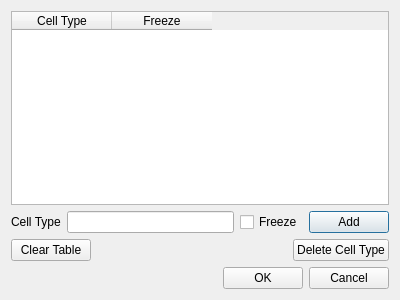
Old version of the form cc3d/twedit5/Plugins/CC3DGUIDesign/ModelTools/CellType/celltypedlg.ui in the repository CompuCell3D/cc3d-twedit5.
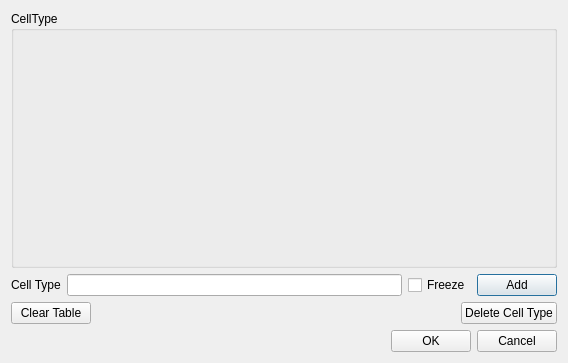
New version of the form.

```diff
--- a/cc3d/twedit5/Plugins/CC3DGUIDesign/ModelTools/CellType/celltypedlg.ui
+++ b/cc3d/twedit5/Plugins/CC3DGUIDesign/ModelTools/CellType/celltypedlg.ui
@@ -6,35 +6,44 @@
    <rect>
     <x>0</x>
     <y>0</y>
-    <width>400</width>
-    <height>300</height>
+    <width>568</width>
+    <height>363</height>
    </rect>
   </property>
+  <property name="sizePolicy">
+   <sizepolicy hsizetype="Preferred" vsizetype="MinimumExpanding">
+    <horstretch>0</horstretch>
+    <verstretch>0</verstretch>
+   </sizepolicy>
+  </property>
+  <property name="minimumSize">
+   <size>
+    <width>0</width>
+    <height>200</height>
+   </size>
+  </property>
+  <property name="baseSize">
+   <size>
+    <width>0</width>
+    <height>200</height>
+   </size>
+  </property>
   <property name="windowTitle">
    <string>CellType Plugin: Please define cell types</string>
   </property>
   <layout class="QVBoxLayout" name="verticalLayout_2">
    <item>
-    <widget class="QTableWidget" name="cellTypeTable">
-     <property name="enabled">
-      <bool>true</bool>
-     </property>
-     <property name="baseSize">
+    <widget class="QGroupBox" name="cell_type_GB">
+     <property name="minimumSize">
       <size>
-       <width>256</width>
-       <height>171</height>
+       <width>0</width>
+       <height>200</height>
       </size>
      </property>
-     <column>
-      <property name="text">
-       <string>Cell Type</string>
-      </property>
-     </column>
-     <column>
-      <property name="text">
-       <string>Freeze</string>
-      </property>
-     </column>
+     <property name="title">
+      <string>CellType</string>
+     </property>
+     <layout class="QVBoxLayout" name="verticalLayout_3"/>
     </widget>
    </item>
    <item>
```
Left out of the diff: 2 changed lines with no effect on the pictures.
